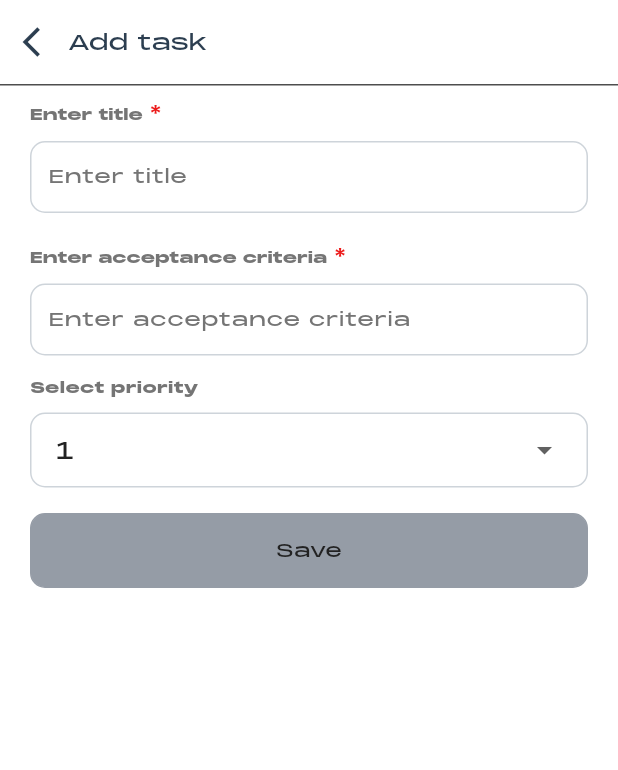
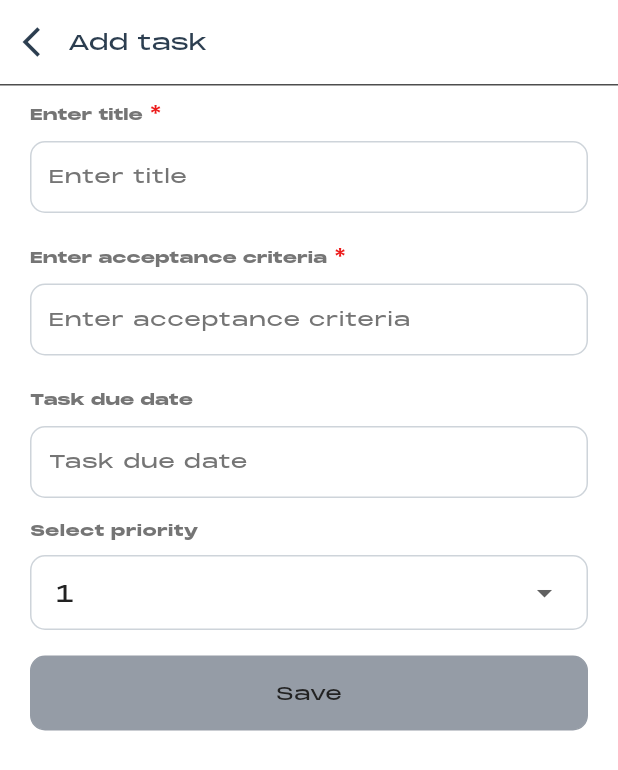
Before and after one commit to MeghanAcharya/progress_pallet, a Flutter app: the AddTaskView screen opened by its route, on a phone screen of 412 x 824 dp. Shown: the top 770 px of the screen. Run offline on Flutter 3.47's test engine with Material 3 defaults, Android fonts, the phone set to English and light mode, and no system bars; our stand-ins replace carousel_slider, dartz, dio, equatable, firebase_analytics, firebase_core and 8 more; accounts and stored records are empty; network calls fail.

Commit message:
add due date on task creating

```diff
--- a/assets/l10n/en.json
+++ b/assets/l10n/en.json
@@ -14,5 +14,6 @@
   "enterDesc": "Enter acceptance criteria",
   "priority": "Select priority",
   "save": "Save",
-  "yourProject": "Your Projects"
+  "yourProject": "Your Projects",
+  "dueDate": "Task due date"
 }
--- a/lib/constants/app_constants.dart
+++ b/lib/constants/app_constants.dart
@@ -35,6 +35,7 @@ class AppConstants {
   };
 
   static const String mmmddyy = 'MMM dd yyyy';
+  static const String yyyymmdd = 'yyyy-MM-dd';
 
   static const List<String> taskPriority = [
     "1",
@@ -43,4 +44,6 @@ class AppConstants {
     "4",
     "5",
   ];
+
+  static const int dueDateFromNowInDays = 30;
 }
--- a/lib/constants/string_keys.dart
+++ b/lib/constants/string_keys.dart
@@ -15,4 +15,5 @@ class StringKeys {
   static const String priority = "priority";
   static const String save = "save";
   static const String yourProject = "yourProject";
+  static const String dueDate = "dueDate";
 }
--- a/lib/extension/app_extensions.dart
+++ b/lib/extension/app_extensions.dart
@@ -72,3 +72,7 @@ extension FormatDMMMYYYY on DateTime {
   String toDMMMYYYTimeFromString() =>
       DateFormat(AppConstants.mmmddyy).format(this);
 }
+
+extension FormatToyyyymmdd on DateTime {
+  String toYYYYMMDDfromDate() => DateFormat(AppConstants.yyyymmdd).format(this);
+}
--- a/lib/feature/task/bloc/task_event.dart
+++ b/lib/feature/task/bloc/task_event.dart
@@ -1,4 +1,5 @@
 import 'package:equatable/equatable.dart';
+import 'package:flutter/material.dart';
 import 'package:progresspallet/feature/task/data/model/add_task/add_task_request_data.dart';
 
 abstract class TaskScreenEvent extends Equatable {
@@ -31,3 +32,11 @@ class DropdownStateUpdateEvent extends TaskScreenEvent {
   @override
   List<Object> get props => [];
 }
+
+class DatePickEvent extends TaskScreenEvent {
+  final BuildContext context;
+  const DatePickEvent(this.context);
+
+  @override
+  List<Object> get props => [];
+}
--- a/lib/feature/task/bloc/task_state.dart
+++ b/lib/feature/task/bloc/task_state.dart
@@ -33,3 +33,11 @@ class AddTaskSuccess extends TaskListScreenState {}
 class ScreenStateChange extends TaskListScreenState {}
 
 class ScreenStateUpdate extends TaskListScreenState {}
+
+class DateSelectedState extends TaskListScreenState {
+  const DateSelectedState(this.selectedDate);
+  final DateTime? selectedDate;
+
+  @override
+  List<Object> get props => [];
+}
--- a/lib/feature/task/view/add_task_view.dart
+++ b/lib/feature/task/view/add_task_view.dart
@@ -1,6 +1,7 @@
 import 'package:flutter/material.dart';
 import 'package:flutter_bloc/flutter_bloc.dart';
 import 'package:go_router/go_router.dart';
+import 'package:progresspallet/extension/app_extensions.dart';
 import 'package:progresspallet/common/toast/custom_flutter_toast.dart';
 import 'package:progresspallet/common/widgets/common_app_bar.dart';
 import 'package:progresspallet/common/widgets/common_button.dart';
@@ -35,9 +36,10 @@ class _AddTaskViewState extends State<AddTaskView> with Validator {
   final formKey = GlobalKey<FormState>();
   TextEditingController titleTextEditController = TextEditingController();
   TextEditingController descTextEditController = TextEditingController();
-
+  TextEditingController dueDateTextController = TextEditingController();
   FocusNode titleFocusNode = FocusNode();
   FocusNode descFocusNode = FocusNode();
+  FocusNode dueDateFocusNode = FocusNode();
   @override
   void initState() {
     super.initState();
@@ -63,6 +65,11 @@ class _AddTaskViewState extends State<AddTaskView> with Validator {
             context.pop();
           }
           if (state is ScreenStateUpdate) {}
+
+          if (state is DateSelectedState) {
+            dueDateTextController.text =
+                state.selectedDate?.toYYYYMMDDfromDate() ?? "";
+          }
 
           return Stack(
             children: [
@@ -128,6 +135,21 @@ class _AddTaskViewState extends State<AddTaskView> with Validator {
                         "");
               },
             ),
+            extraSmallSizedBox(),
+            CommonTextFieldWidget(
+              hintText:
+                  AppLocalizations.of(context)?.translate(StringKeys.dueDate) ??
+                      "",
+              label:
+                  AppLocalizations.of(context)?.translate(StringKeys.dueDate) ??
+                      "",
+              readOnly: true,
+              controller: dueDateTextController,
+              focusNode: dueDateFocusNode,
+              onTapField: () {
+                taskBloc.add(DatePickEvent(context));
+              },
+            ),
             smallSizedBox(),
             CommonTextWidget(
               text: AppLocalizations.of(context)
@@ -179,6 +201,7 @@ class _AddTaskViewState extends State<AddTaskView> with Validator {
                         content: titleTextEditController.text.trim(),
                         description: descTextEditController.text.trim(),
                         priority: int.parse(selectedPriority),
+                        dueString: dueDateTextController.text,
                       ),
                     ),
                   );
```
Also changed, not shown: lib/feature/task/bloc/task_bloc.dart (+13 -0 lines), lib/utils/app_utils.dart (+14 -0 lines).
